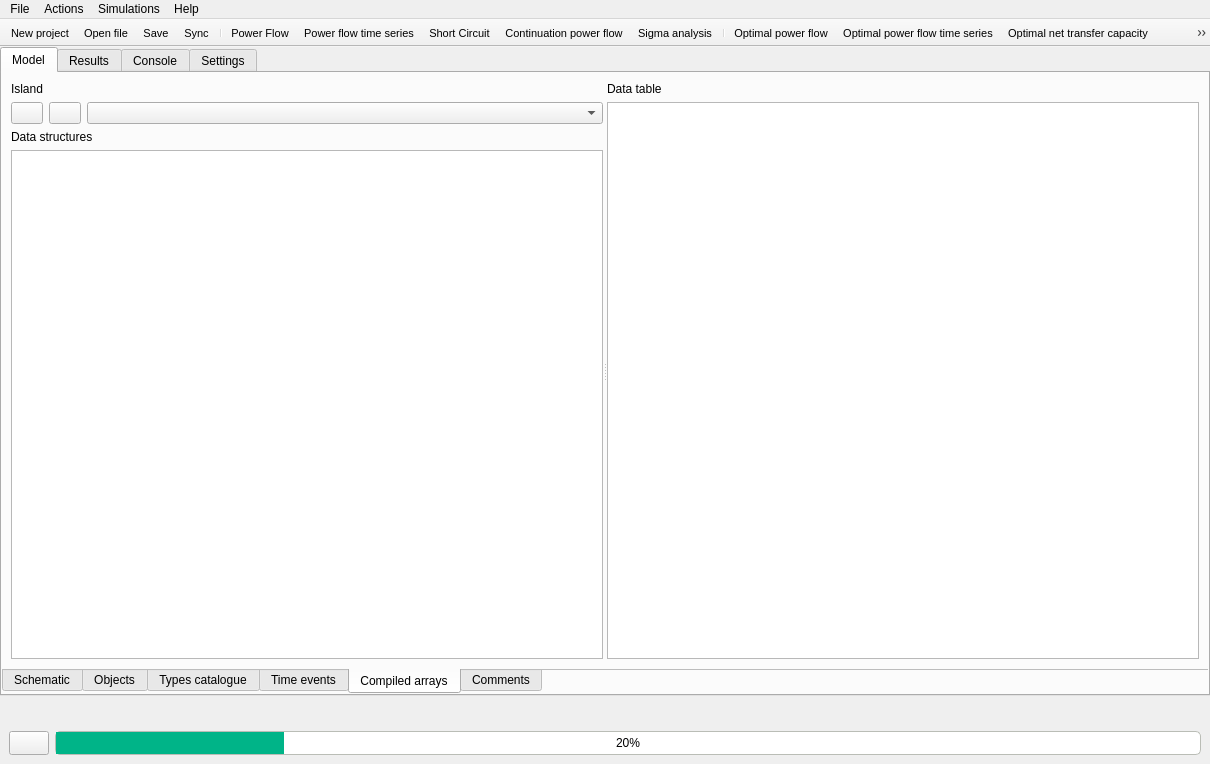
Old version of the form src/GridCal/Gui/Main/MainWindow.ui in the repository SanPen/GridCal.
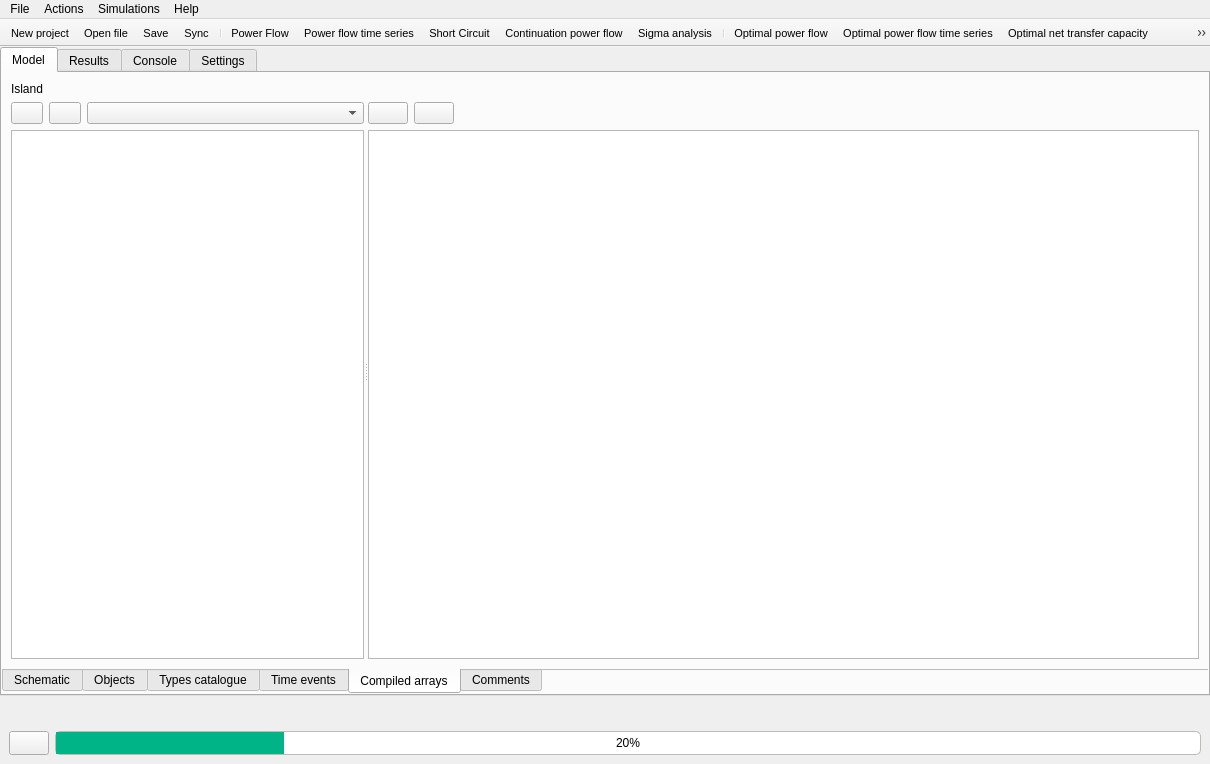
New version of the form. The open tabs and pages were chosen to show the change. Icons and pictures are not drawn.

The edit to the form file:
```diff
--- a/src/GridCal/Gui/Main/MainWindow.ui
+++ b/src/GridCal/Gui/Main/MainWindow.ui
@@ -1566,6 +1566,16 @@
                 <property name="rightMargin">
                  <number>0</number>
                 </property>
+                <item row="2" column="0" colspan="4">
+                 <widget class="QListView" name="simulationDataStructuresListView"/>
+                </item>
+                <item row="0" column="0" colspan="4">
+                 <widget class="QLabel" name="label_23">
+                  <property name="text">
+                   <string>Island</string>
+                  </property>
+                 </widget>
+                </item>
                 <item row="1" column="0">
                  <widget class="QPushButton" name="compute_simulation_data_pushButton">
                   <property name="maximumSize">
@@ -1586,9 +1596,6 @@
                   </property>
                  </widget>
                 </item>
-                <item row="3" column="0" colspan="4">
-                 <widget class="QListView" name="simulationDataStructuresListView"/>
-                </item>
                 <item row="1" column="1">
                  <widget class="QPushButton" name="exportSimulationDataButton">
                   <property name="maximumSize">
@@ -1612,20 +1619,6 @@
                 <item row="1" column="2" colspan="2">
                  <widget class="QComboBox" name="simulation_data_island_comboBox"/>
                 </item>
-                <item row="0" column="0" colspan="4">
-                 <widget class="QLabel" name="label_23">
-                  <property name="text">
-                   <string>Island</string>
-                  </property>
-                 </widget>
-                </item>
-                <item row="2" column="0" colspan="4">
-                 <widget class="QLabel" name="label_30">
-                  <property name="text">
-                   <string>Data structures</string>
-                  </property>
-                 </widget>
-                </item>
                </layout>
               </widget>
               <widget class="QFrame" name="frame_29">
@@ -1640,10 +1633,65 @@
                  <number>0</number>
                 </property>
                 <item>
-                 <widget class="QLabel" name="label_31">
-                  <property name="text">
-                   <string>Data table</string>
+                 <widget class="QFrame" name="frame_69">
+                  <property name="frameShape">
+                   <enum>QFrame::NoFrame</enum>
                   </property>
+                  <property name="frameShadow">
+                   <enum>QFrame::Raised</enum>
+                  </property>
+                  <layout class="QHBoxLayout" name="horizontalLayout_35">
+                   <property name="leftMargin">
+                    <number>0</number>
+                   </property>
+                   <property name="topMargin">
+                    <number>20</number>
+                   </property>
+                   <property name="bottomMargin">
+                    <number>0</number>
+                   </property>
+                   <item>
+                    <widget class="QPushButton" name="copyArraysButton">
+                     <property name="toolTip">
+                      <string>Copy array to clipboard</string>
+                     </property>
+                     <property name="text">
+                      <string/>
+                     </property>
+                     <property name="icon">
+                      <iconset resource="icons.qrc">
+                       <normaloff>:/Icons/icons/copy.svg</normaloff>:/Icons/icons/copy.svg</iconset>
+                     </property>
+                    </widget>
+                   </item>
+                   <item>
+                    <widget class="QPushButton" name="plotArraysButton">
+                     <property name="toolTip">
+                      <string>Plot values</string>
+                     </property>
+                     <property name="text">
+                      <string/>
+                     </property>
+                     <property name="icon">
+                      <iconset resource="icons.qrc">
+                       <normaloff>:/Icons/icons/plot.svg</normaloff>:/Icons/icons/plot.svg</iconset>
+                     </property>
+                    </widget>
+                   </item>
+                   <item>
+                    <spacer name="horizontalSpacer_23">
+                     <property name="orientation">
+                      <enum>Qt::Horizontal</enum>
+                     </property>
+                     <property name="sizeHint" stdset="0">
+                      <size>
+                       <width>510</width>
+                       <height>20</height>
+                      </size>
+                     </property>
+                    </spacer>
+                   </item>
+                  </layout>
                  </widget>
                 </item>
                 <item>
```
